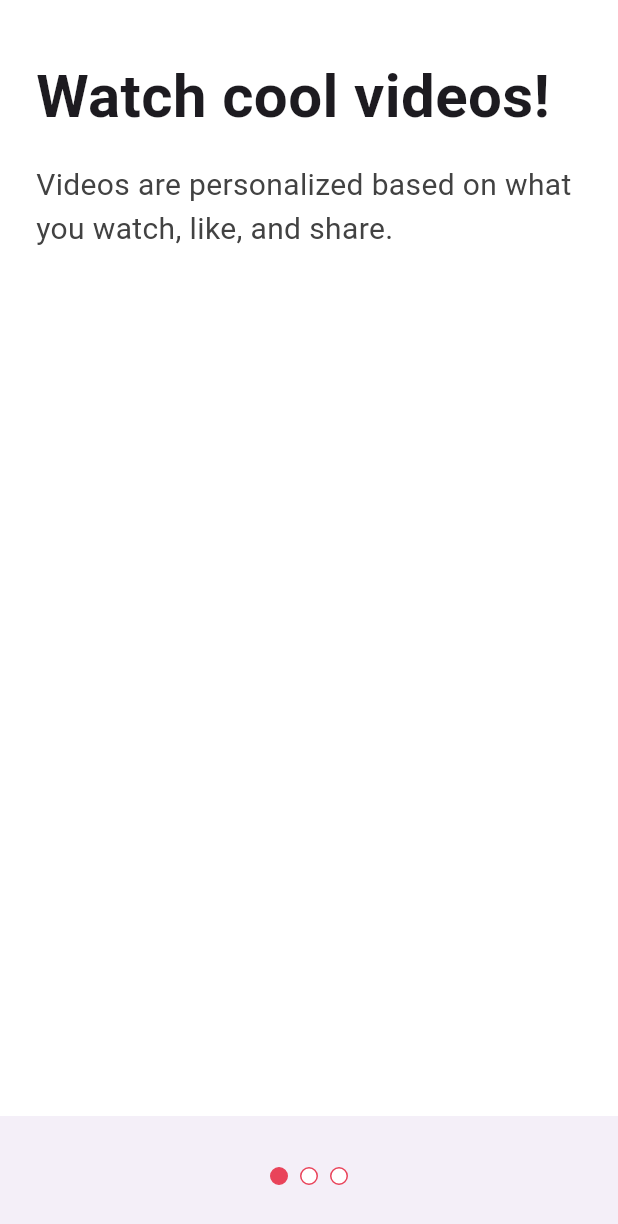
After one commit to dodiforth/flutter_tiktok_clone, a Flutter app: the screen it shows after launch, after a tap on "Next", on a phone screen of 412 x 824 dp. The commit adds this screen. Shown: the top 1224 px of the screen. Run offline on Flutter 3.47's test engine with Material 3 defaults, Android fonts, the phone set to English and light mode, and no system bars; our stand-ins replace font_awesome_flutter.

Commit message:
Feat : Add Tutorial screen for new users, using DefaultTabController, 3 length, sharing the same controller with TabPageSelector in bottomNavigationBar

```diff
--- a/lib/features/onboarding/s_interests.dart
+++ b/lib/features/onboarding/s_interests.dart
@@ -1,6 +1,7 @@
 import 'package:flutter/material.dart';
 import 'package:flutter_tiktok_clone/constants/gaps.dart';
 import 'package:flutter_tiktok_clone/constants/sizes.dart';
+import 'package:flutter_tiktok_clone/features/onboarding/s_tutorial.dart';
 import 'package:flutter_tiktok_clone/features/onboarding/widgets/w_interest_button.dart';
 
 const interests = [
@@ -67,6 +68,14 @@ class _InterestsScreenState extends State<InterestsScreen> {
         _showTitle = false;
       });
     }
+  }
+
+  void _onNextTap() {
+    Navigator.of(context).push(
+      MaterialPageRoute(
+        builder: (context) => const TutorialScreen(),
+      ),
+    );
   }
 
   @override
@@ -142,6 +151,8 @@ class _InterestsScreenState extends State<InterestsScreen> {
               right: Sizes.size24,
               top: Sizes.size12,
               bottom: Sizes.size4),
+          child: GestureDetector(
+            onTap: _onNextTap,
             child: Container(
               padding: const EdgeInsets.symmetric(vertical: Sizes.size10),
               decoration: BoxDecoration(
@@ -159,6 +170,7 @@ class _InterestsScreenState extends State<InterestsScreen> {
             ),
           ),
         ),
+      ),
     );
   }
 }
--- /dev/null
+++ b/lib/features/onboarding/s_tutorial.dart
@@ -0,0 +1,115 @@
+import 'package:flutter/material.dart';
+import 'package:flutter_tiktok_clone/constants/gaps.dart';
+import 'package:flutter_tiktok_clone/constants/sizes.dart';
+
+class TutorialScreen extends StatefulWidget {
+  const TutorialScreen({super.key});
+
+  @override
+  State<TutorialScreen> createState() => _TutorialScreenState();
+}
+
+class _TutorialScreenState extends State<TutorialScreen> {
+  @override
+  Widget build(BuildContext context) {
+    return DefaultTabController(
+      length: 3,
+      child: Scaffold(
+        body: SafeArea(
+          child: TabBarView(
+            children: [
+              Padding(
+                padding: const EdgeInsets.symmetric(horizontal: Sizes.size24),
+                child: Column(
+                  crossAxisAlignment: CrossAxisAlignment.start,
+                  children: [
+                    Gaps.v36,
+                    const Text(
+                      "Watch cool videos!",
+                      style: TextStyle(
+                        fontSize: Sizes.size40,
+                        fontWeight: FontWeight.bold,
+                      ),
+                    ),
+                    Gaps.v16,
+                    Text(
+                      "Videos are personalized based on what you watch, like, and share.",
+                      style: TextStyle(
+                        fontSize: Sizes.size20,
+                        color: Colors.grey.shade800,
+                      ),
+                    ),
+                  ],
+                ),
+              ),
+              Padding(
+                padding: const EdgeInsets.symmetric(horizontal: Sizes.size24),
+                child: Column(
+                  crossAxisAlignment: CrossAxisAlignment.start,
+                  children: [
+                    Gaps.v36,
+                    const Text(
+                      "Follow the rules!",
+                      style: TextStyle(
+                        fontSize: Sizes.size40,
+                        fontWeight: FontWeight.bold,
+                      ),
+                    ),
+                    Gaps.v16,
+                    Text(
+                      "Videos are personalized based on what you watch, like, and share.",
+                      style: TextStyle(
+                        fontSize: Sizes.size20,
+                        color: Colors.grey.shade800,
+                      ),
+                    ),
+                  ],
+                ),
+              ),
+              Padding(
+                padding: const EdgeInsets.symmetric(horizontal: Sizes.size24),
+                child: Column(
+                  crossAxisAlignment: CrossAxisAlignment.start,
+                  children: [
+                    Gaps.v36,
+                    const Text(
+                      "Enjoy the ride",
+                      style: TextStyle(
+                        fontSize: Sizes.size40,
+                        fontWeight: FontWeight.bold,
+                      ),
+                    ),
+                    Gaps.v16,
+                    Text(
+                      "Videos are personalized based on what you watch, like, and share.",
+                      style: TextStyle(
+                        fontSize: Sizes.size20,
+                        color: Colors.grey.shade800,
+                      ),
+                    ),
+                  ],
+                ),
+              ),
+            ],
+          ),
+        ),
+        bottomNavigationBar: BottomAppBar(
+          surfaceTintColor: Colors.white,
+          elevation: 4,
+          child: Container(
+            padding: const EdgeInsets.symmetric(vertical: Sizes.size10),
+            child: Row(
+              mainAxisAlignment: MainAxisAlignment.center,
+              children: [
+                TabPageSelector(
+                  color: Colors.white,
+                  selectedColor: Theme.of(context).primaryColor,
+                )
+              ],
+            ),
+          ),
+        ),
+      ),
+    );
+  }
+}
```
Lines whose indentation alone changed are shown as unchanged.
